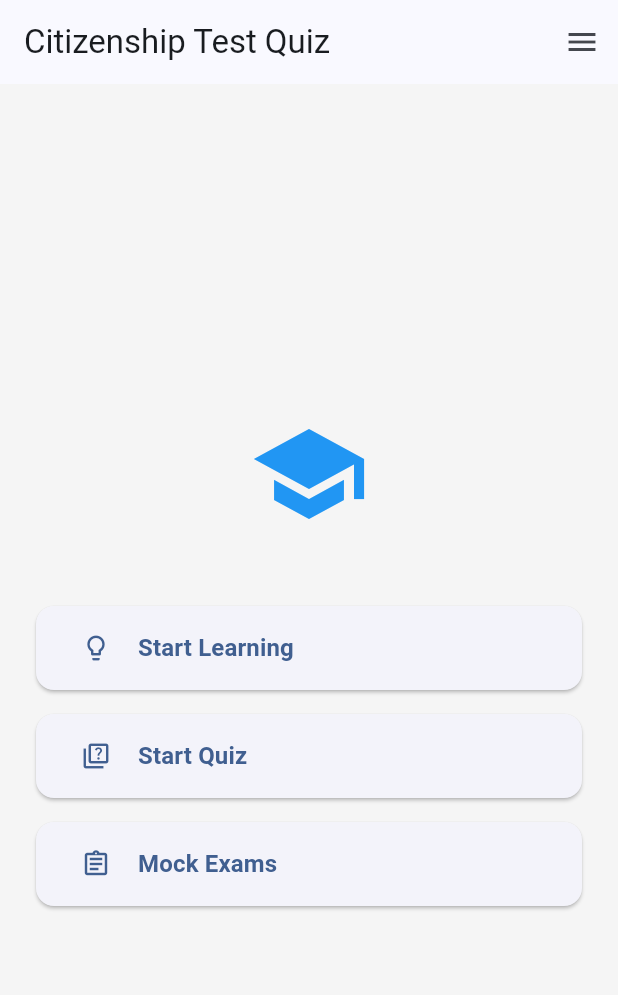
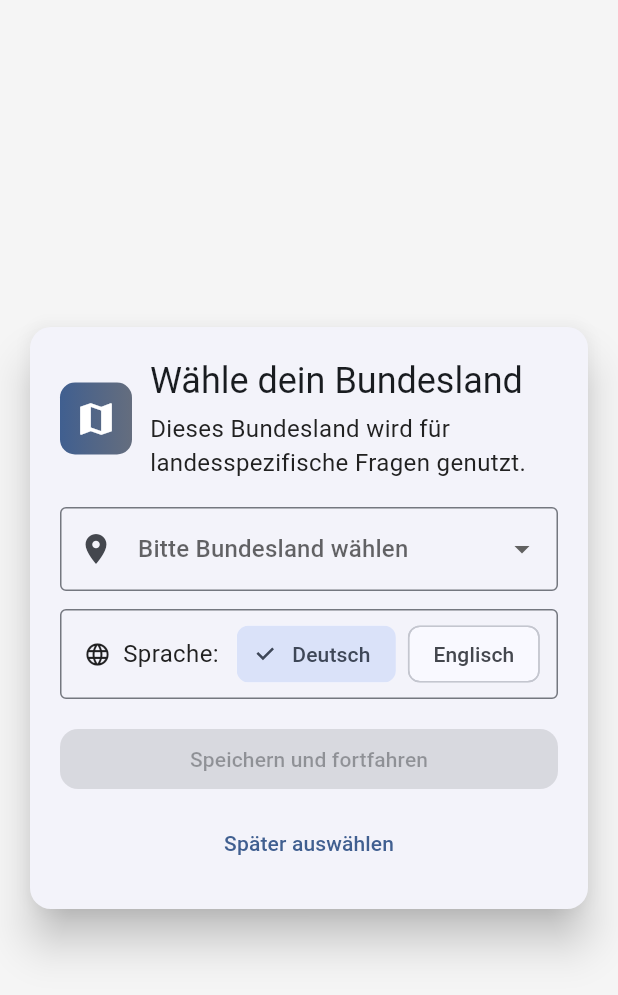
Before and after one commit to GerritSchoo/citizenship_app, a Flutter app: the screen it shows after launch, on a phone screen of 412 x 824 dp. Shown: the top 995 px of the screen. Run offline on Flutter 3.47's test engine with Material 3 defaults, Android fonts, the phone set to English and light mode, and no system bars; our stand-ins replace shared_preferences.

Commit message:
log in screen

```diff
--- a/lib/app.dart
+++ b/lib/app.dart
@@ -1,19 +1,48 @@
 import 'package:flutter/material.dart';
 import 'src/screens/home_screen.dart';
+import 'src/screens/initial_setup_screen.dart';
 import 'src/theme/app_theme.dart';
+import 'src/core/prefs.dart';
 
-class App extends StatelessWidget {
+class App extends StatefulWidget {
   const App({super.key});
 
   @override
+  State<App> createState() => _AppState();
+}
+
+class _AppState extends State<App> {
+  String? _initialStateCode;
+  bool _loading = true;
+
+  @override
+  void initState() {
+    super.initState();
+    _loadPrefs();
+  }
+
+  Future<void> _loadPrefs() async {
+    final code = await AppPrefs.getSelectedState();
+    if (!mounted) return;
+    setState(() {
+      _initialStateCode = code;
+      _loading = false;
+    });
+  }
+
+  @override
   Widget build(BuildContext context) {
+    if (_loading) {
+      return MaterialApp(home: const Scaffold(body: Center(child: CircularProgressIndicator())));
+    }
+
     return MaterialApp(
       title: 'Citizenship Test Quiz',
       debugShowCheckedModeBanner: false,
       theme: AppTheme.lightTheme,
       darkTheme: AppTheme.darkTheme,
       themeMode: ThemeMode.system,
-      home: const HomeScreen(),
+      home: _initialStateCode == null ? const InitialSetupScreen() : const HomeScreen(),
     );
   }
 }
--- a/lib/main.dart
+++ b/lib/main.dart
@@ -2,6 +2,7 @@ import 'package:flutter/material.dart';
 import 'app.dart';
 
 /// Entry point of the application.
-void main() {
+Future<void> main() async {
+  WidgetsFlutterBinding.ensureInitialized();
   runApp(const App());
 }
--- /dev/null
+++ b/lib/src/core/prefs.dart
@@ -0,0 +1,32 @@
+import 'package:shared_preferences/shared_preferences.dart';
+
+class AppPrefs {
+  static const _keySelectedState = 'selectedStateCode';
+  static const _keyLocale = 'locale';
+
+  static Future<void> saveSelectedState(String code) async {
+    final p = await SharedPreferences.getInstance();
+    await p.setString(_keySelectedState, code);
+  }
+
+  static Future<String?> getSelectedState() async {
+    final p = await SharedPreferences.getInstance();
+    return p.getString(_keySelectedState);
+  }
+
+  static Future<void> saveLocale(String localeCode) async {
+    final p = await SharedPreferences.getInstance();
+    await p.setString(_keyLocale, localeCode);
+  }
+
+  static Future<String?> getLocale() async {
+    final p = await SharedPreferences.getInstance();
+    return p.getString(_keyLocale);
+  }
+
+  static Future<void> clearAll() async {
+    final p = await SharedPreferences.getInstance();
+    await p.remove(_keySelectedState);
+    await p.remove(_keyLocale);
+  }
+}
--- /dev/null
+++ b/lib/src/screens/initial_setup_screen.dart
@@ -0,0 +1,142 @@
+import 'package:flutter/material.dart';
+import '../core/prefs.dart';
+import '../data/states.dart';
+import 'home_screen.dart';
+
+class InitialSetupScreen extends StatefulWidget {
+  const InitialSetupScreen({super.key});
+
+  @override
+  State<InitialSetupScreen> createState() => _InitialSetupScreenState();
+}
+
+class _InitialSetupScreenState extends State<InitialSetupScreen> with SingleTickerProviderStateMixin {
+  String? _selectedCode;
+  bool _saving = false;
+  String _locale = 'de';
+
+  late final AnimationController _anim;
+  late final Animation<double> _scale;
+
+  @override
+  void initState() {
+    super.initState();
+    _anim = AnimationController(vsync: this, duration: const Duration(milliseconds: 420));
+    _scale = CurvedAnimation(parent: _anim, curve: Curves.easeOutBack);
+    _anim.forward();
+  }
+
+  @override
+  void dispose() {
+    _anim.dispose();
+    super.dispose();
+  }
+
+  Future<void> _confirm() async {
+    if (_selectedCode == null) return;
+    setState(() => _saving = true);
+    await AppPrefs.saveSelectedState(_selectedCode!);
+    await AppPrefs.saveLocale(_locale);
+    if (!mounted) return;
+    Navigator.of(context).pushReplacement(MaterialPageRoute(builder: (_) => const HomeScreen()));
+  }
+
+  @override
+  Widget build(BuildContext context) {
+    final theme = Theme.of(context);
+    return Scaffold(
+      body: SafeArea(
+        child: Center(
+          child: ScaleTransition(
+            scale: _scale,
+            child: Card(
+              elevation: 12,
+              margin: const EdgeInsets.symmetric(horizontal: 20),
+              shape: RoundedRectangleBorder(borderRadius: BorderRadius.circular(14)),
+              child: Padding(
+                padding: const EdgeInsets.all(20),
+                child: ConstrainedBox(
+                  constraints: const BoxConstraints(maxWidth: 640),
+                  child: Column(
+                    mainAxisSize: MainAxisSize.min,
+                    children: [
+                      Row(children: [
+                        Container(
+                            decoration: BoxDecoration(
+                            gradient: LinearGradient(colors: [theme.colorScheme.primary, theme.colorScheme.secondary.withAlpha(230)]),
+                            borderRadius: BorderRadius.circular(10),
+                          ),
+                          padding: const EdgeInsets.all(10),
+                          child: const Icon(Icons.map, color: Colors.white, size: 28),
+                        ),
+                        const SizedBox(width: 12),
+                        Expanded(
+                          child: Column(crossAxisAlignment: CrossAxisAlignment.start, children: [
+                            Text('Wähle dein Bundesland', style: theme.textTheme.headlineSmall),
+                            const SizedBox(height: 4),
+                            Text('Dieses Bundesland wird für landesspezifische Fragen genutzt.', style: theme.textTheme.bodyMedium),
+                          ]),
+                        )
+                      ]),
+                      const SizedBox(height: 18),
+                      DropdownButtonFormField<String>(
+                        isExpanded: true,
+                        initialValue: _selectedCode,
+                        hint: const Text('Bitte Bundesland wählen'),
+                        items: states.map((m) => DropdownMenuItem(
+                          value: m['code'],
+                          child: Text('${m['label']} (${m['code']})'),
+                        )).toList(),
+                        onChanged: (v) => setState(() => _selectedCode = v),
+                        decoration: const InputDecoration(border: OutlineInputBorder(), prefixIcon: Icon(Icons.location_on)),
+                      ),
+                      const SizedBox(height: 12),
+                      Row(children: [
+                        Expanded(
+                          child: InputDecorator(
+                            decoration: const InputDecoration(border: OutlineInputBorder(), contentPadding: EdgeInsets.symmetric(horizontal: 12, vertical: 6)),
+                            child: Row(children: [
+                              const Icon(Icons.language, size: 18),
+                              const SizedBox(width: 8),
+                              Text('Sprache:', style: theme.textTheme.bodyMedium),
+                              const SizedBox(width: 12),
+                              ChoiceChip(
+                                label: const Text('Deutsch'),
+                                selected: _locale == 'de',
+                                onSelected: (_) => setState(() => _locale = 'de'),
+                              ),
+                              const SizedBox(width: 8),
+                              ChoiceChip(
+                                label: const Text('Englisch'),
+                                selected: _locale == 'en',
+                                onSelected: (_) => setState(() => _locale = 'en'),
+                              ),
+                            ]),
+                          ),
+                        )
+                      ]),
+                      const SizedBox(height: 16),
+                      Row(children: [
+                        Expanded(
+                          child: ElevatedButton(
+                            onPressed: (_selectedCode == null || _saving) ? null : _confirm,
+                            child: _saving ? const SizedBox(width: 18, height: 18, child: CircularProgressIndicator(strokeWidth: 2, color: Colors.white)) : const Text('Speichern und fortfahren'),
+                          ),
+                        )
+                      ]),
+                      const SizedBox(height: 8),
+                      TextButton(
+                        onPressed: () {},
+                        child: const Text('Später auswählen'),
+                      )
+                    ],
+                  ),
+                ),
+              ),
+            ),
+          ),
+        ),
+      ),
+    );
+  }
+}
--- a/lib/src/screens/learning_mode_screen.dart
+++ b/lib/src/screens/learning_mode_screen.dart
@@ -143,12 +143,16 @@ class _LearningModeScreenState extends State<LearningModeScreen> {
             _buildModeTile(
               icon: Icons.list_alt,
               title: 'Alle Fragen',
-              subtitle: '${generalQuestions.length} Fragen',
+              subtitle: stateCode != null
+                  ? '${generalQuestions.length + stateQuestions.length} Fragen'
+                  : '${generalQuestions.length} Fragen',
               onTap: generalQuestions.isNotEmpty
-                  ? () => _openSession(
-                        questions: generalQuestions,
-                        title: 'Alle Fragen',
-                      )
+                  ? () {
+                      final combined = <Question>[];
+                      combined.addAll(generalQuestions);
+                      if (stateCode != null) combined.addAll(stateQuestions);
+                      _openSession(questions: combined, title: 'Alle Fragen');
+                    }
                   : null,
             ),
             const SizedBox(height: 24),
--- a/pubspec.yaml
+++ b/pubspec.yaml
@@ -35,6 +35,7 @@ dependencies:
   # Use with the CupertinoIcons class for iOS style icons.
   cupertino_icons: ^1.0.8
   meta: ^1.9.1
+  shared_preferences: ^2.1.1
 
 dev_dependencies:
   flutter_test:
```
Also changed, not shown: lib/src/core/controller.dart (+25 -0 lines), lib/src/screens/home_screen.dart (+16 -1 lines), lib/src/screens/quiz_screen.dart (+8 -2 lines), pubspec.lock, 1 other file.
